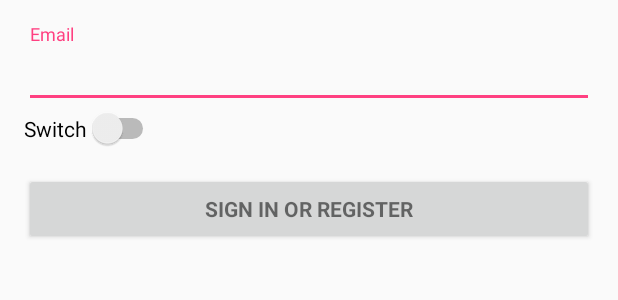
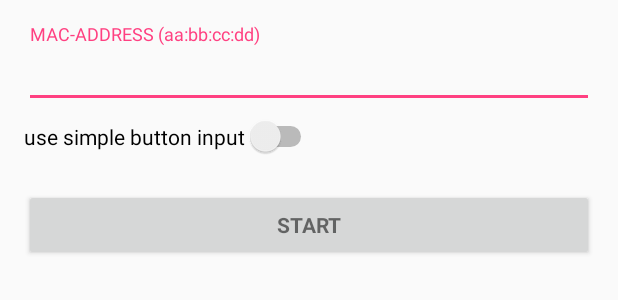
Before and after one commit to me310-hella/SHAKERemoteControl, an Android app: the layout activity_setup.xml on its own in the app's theme, with its tools: preview values and no code run, on a phone screen of 412 x 824 dp. Shown: the top 300 px of the screen. Run offline under Robolectric (Android 15) with nearby library versions, the phone set to English and light mode, and no system bars.

Commit message:
add activity to set the mac address

```diff
--- a/CarInterface/app/src/main/java/me310/hella/carinterface/FunctionHandler.java
+++ b/CarInterface/app/src/main/java/me310/hella/carinterface/FunctionHandler.java
@@ -18,9 +18,9 @@ public class FunctionHandler extends Activity{
     private List<Button> buttons;
     private Map<Button, Controls> controlMap;
 
-    public FunctionHandler(){
+    public FunctionHandler(String macAddress){
         try {
-            this.bluetoothHandler = new BluetoothHandler(this);
+            this.bluetoothHandler = new BluetoothHandler(this, macAddress);
         } catch (IOException e) {
             e.printStackTrace();
         }
--- a/CarInterface/app/src/main/res/layout/activity_setup.xml
+++ b/CarInterface/app/src/main/res/layout/activity_setup.xml
@@ -36,10 +36,10 @@
                 android:layout_height="wrap_content">
 
                 <AutoCompleteTextView
-                    android:id="@+id/email"
+                    android:id="@+id/mac_address"
                     android:layout_width="match_parent"
                     android:layout_height="wrap_content"
-                    android:hint="@string/prompt_email"
+                    android:hint="@string/prompt_mac_address"
                     android:inputType="textEmailAddress"
                     android:maxLines="1"
                     android:singleLine="true" />
@@ -48,18 +48,20 @@
 
             <android.support.design.widget.CoordinatorLayout
                 android:layout_width="match_parent"
-                android:layout_height="wrap_content">
+                android:layout_height="wrap_content"
+                android:layout_marginBottom="5dp"
+                android:layout_marginTop="5dp">
 
                 <Switch
-                    android:id="@+id/switch1"
+                    android:id="@+id/input_switch"
                     android:layout_width="wrap_content"
                     android:layout_height="wrap_content"
-                    android:text="Switch" />
+                    android:text="@string/prompt_switch" />
 
             </android.support.design.widget.CoordinatorLayout>
 
             <Button
-                android:id="@+id/email_sign_in_button"
+                android:id="@+id/start_button"
                 style="?android:textAppearanceSmall"
                 android:layout_width="match_parent"
                 android:layout_height="wrap_content"
--- a/CarInterface/app/src/main/res/values/strings.xml
+++ b/CarInterface/app/src/main/res/values/strings.xml
@@ -6,10 +6,10 @@
     <string name="title_activity_setup">Setup</string>
 
     <!-- Strings related to login -->
-    <string name="prompt_email">Email</string>
-    <string name="prompt_password">Password (optional)</string>
-    <string name="action_sign_in">Sign in or register</string>
-    <string name="action_sign_in_short">Sign in</string>
+    <string name="prompt_mac_address">MAC-ADDRESS (aa:bb:cc:dd)</string>
+    <string name="action_sign_in">Start</string>
+    <string name="action_sign_in_short">Start</string>
+    <string name="prompt_switch">use simple button input</string>
     <string name="error_invalid_email">This email address is invalid</string>
     <string name="error_invalid_password">This password is too short</string>
     <string name="error_incorrect_password">This password is incorrect</string>
```
Also changed, not shown: CarInterface/app/src/main/AndroidManifest.xml (+5 -3 lines), CarInterface/app/src/main/java/me310/hella/carinterface/BluetoothHandler.java (+4 -3 lines), CarInterface/app/src/main/java/me310/hella/carinterface/FullscreenActivity.java (+8 -1 lines), CarInterface/app/src/main/java/me310/hella/carinterface/SetupActivity.java (+47 -105 lines).
